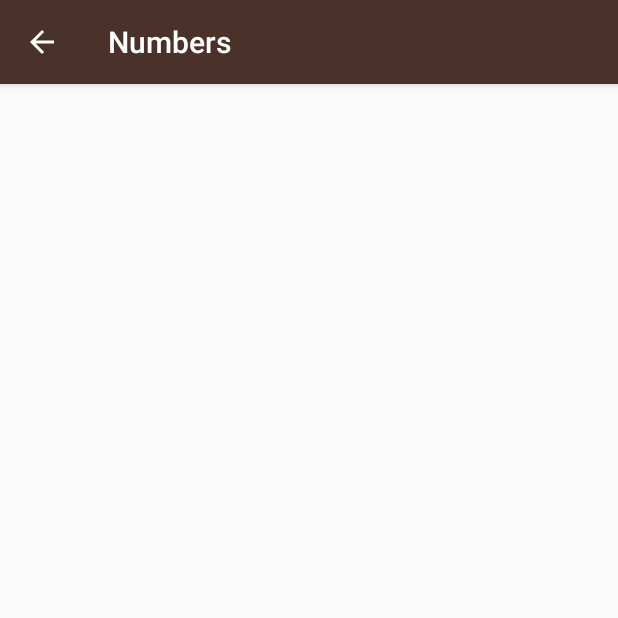
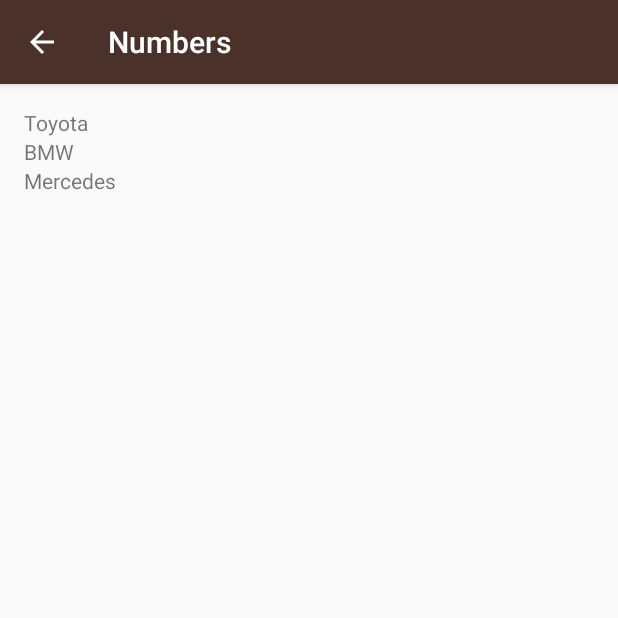
Before and after one commit to dhimasanb/miwok, an Android app: the NumbersActivity screen opened directly, with no data from a screen before it, on a phone screen of 412 x 824 dp, the top half of it. Run offline under Robolectric (Android 15) with nearby library versions, the phone set to English and light mode, and no system bars.

Commit message:
Add text view to the layout based on the list

```diff
--- a/app/src/main/java/com/example/android/miwok/NumbersActivity.java
+++ b/app/src/main/java/com/example/android/miwok/NumbersActivity.java
@@ -18,6 +18,8 @@ package com.example.android.miwok;
 import android.os.Bundle;
 import android.support.v7.app.AppCompatActivity;
 import android.util.Log;
+import android.widget.LinearLayout;
+import android.widget.TextView;
 
 import java.util.ArrayList;
 
@@ -54,7 +56,25 @@ public class NumbersActivity extends AppCompatActivity {
         cars.add("BMW");
         cars.add("Mercedes");
 
-        Log.v("NumbersActivity", "Cars at index 0: " + cars.get(0));
-        Log.v("NumbersActivity", "Cars at index 1: " + cars.get(1));
+        LinearLayout rootView = (LinearLayout)findViewById(R.id.rootView);
+
+        int index = 0;
+
+        TextView carView = new TextView(this);
+        carView.setText(cars.get(index));
+        rootView.addView(carView);
+
+        index = index + 1;
+
+        TextView carView2 = new TextView(this);
+        carView2.setText(cars.get(index));
+        rootView.addView(carView2);
+
+        index = index + 1;
+
+        TextView carView3 = new TextView(this);
+        carView3.setText(cars.get(index));
+        rootView.addView(carView3);
+
     }
 }
--- a/app/src/main/res/layout/activity_numbers.xml
+++ b/app/src/main/res/layout/activity_numbers.xml
@@ -13,7 +13,7 @@
      See the License for the specific language governing permissions and
      limitations under the License.
 -->
-<RelativeLayout xmlns:android="http://schemas.android.com/apk/res/android"
+<LinearLayout xmlns:android="http://schemas.android.com/apk/res/android"
     xmlns:tools="http://schemas.android.com/tools"
     android:layout_width="match_parent"
     android:layout_height="match_parent"
@@ -21,6 +21,8 @@
     android:paddingLeft="@dimen/activity_horizontal_margin"
     android:paddingRight="@dimen/activity_horizontal_margin"
     android:paddingTop="@dimen/activity_vertical_margin"
+    android:orientation="vertical"
+    android:id="@+id/rootView"
     tools:context="com.example.android.miwok.NumbersActivity">
 
-</RelativeLayout>
+</LinearLayout>
```
